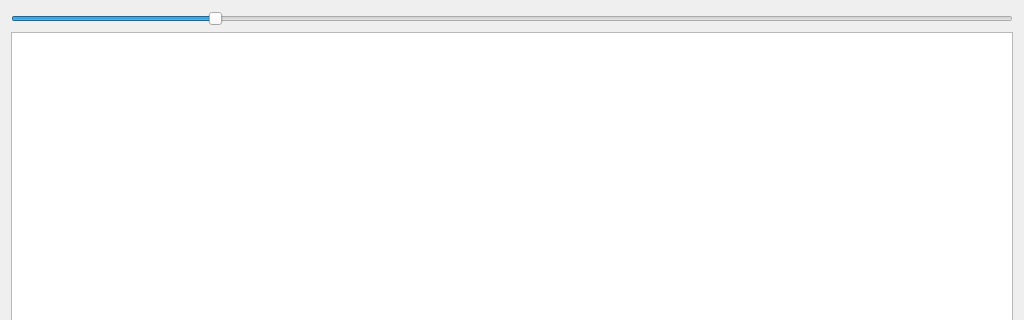
feslima/HENSAD, file src/gui/views/ui/tempdiagram.ui: the form before one commit; both pictures show x 0 to 1024 and y 0 to 320 of the 1024 by 800 pixel window.
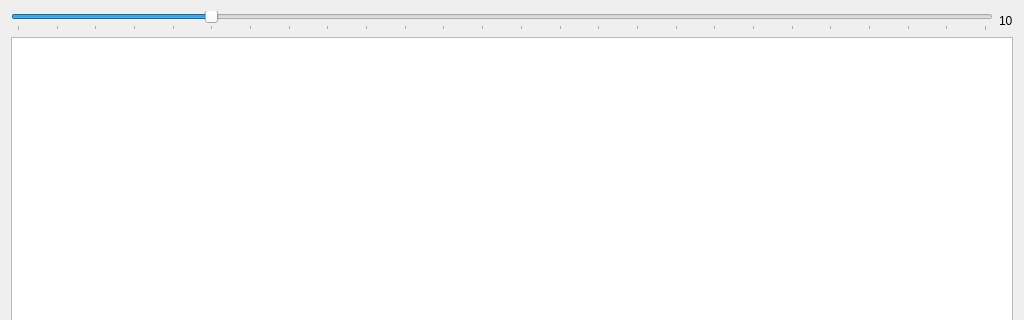
The form after the commit.

```diff
--- a/src/gui/views/ui/tempdiagram.ui
+++ b/src/gui/views/ui/tempdiagram.ui
@@ -37,9 +37,22 @@
      <property name="orientation">
       <enum>Qt::Horizontal</enum>
      </property>
+     <property name="tickPosition">
+      <enum>QSlider::TicksBelow</enum>
+     </property>
+     <property name="tickInterval">
+      <number>1</number>
+     </property>
     </widget>
    </item>
-   <item row="1" column="0">
+   <item row="0" column="1">
+    <widget class="QLabel" name="label">
+     <property name="text">
+      <string>10</string>
+     </property>
+    </widget>
+   </item>
+   <item row="1" column="0" colspan="2">
     <widget class="QGraphicsView" name="graphicsView">
      <property name="alignment">
       <set>Qt::AlignLeading|Qt::AlignLeft|Qt::AlignTop</set>
```
Left out of the diff: 19 changed lines with no effect on the pictures.
